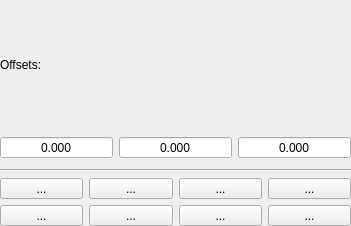
Denvi/Candle, file src/candleplugins/coordinatesystem/widget.ui: the form before one commit.
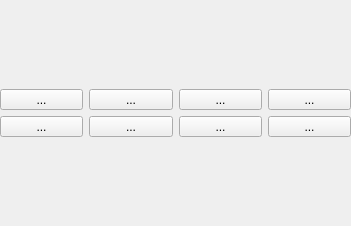
The form after the commit. Icons and pictures are not drawn. Custom widgets are drawn as their Qt base class.

Commit message: Removed offsets from 'Coordinate system' plugin

```diff
--- a/src/candleplugins/coordinatesystem/widget.ui
+++ b/src/candleplugins/coordinatesystem/widget.ui
@@ -26,155 +26,6 @@
    <property name="bottomMargin">
     <number>0</number>
    </property>
-   <item>
-    <layout class="QVBoxLayout" name="verticalLayout_4">
-     <property name="bottomMargin">
-      <number>4</number>
-     </property>
-     <item>
-      <layout class="QHBoxLayout" name="horizontalLayout_9">
-       <item>
-        <widget class="QLabel" name="lblOffsets">
-         <property name="text">
-          <string>Offsets:</string>
-         </property>
-        </widget>
-       </item>
-      </layout>
-     </item>
-     <item>
-      <layout class="QHBoxLayout" name="horizontalLayout">
-       <property name="spacing">
-        <number>6</number>
-       </property>
-       <item>
-        <widget class="QDoubleSpinBox" name="txtOffsetX">
-         <property name="sizePolicy">
-          <sizepolicy hsizetype="Expanding" vsizetype="Fixed">
-           <horstretch>0</horstretch>
-           <verstretch>0</verstretch>
-          </sizepolicy>
-         </property>
-         <property name="toolTip">
-          <string>X</string>
-         </property>
-         <property name="locale">
-          <locale language="C" country="AnyCountry"/>
-         </property>
-         <property name="alignment">
-          <set>Qt::AlignCenter</set>
-         </property>
-         <property name="readOnly">
-          <bool>true</bool>
-         </property>
-         <property name="buttonSymbols">
-          <enum>QAbstractSpinBox::NoButtons</enum>
-         </property>
-         <property name="decimals">
-          <number>3</number>
-         </property>
-         <property name="minimum">
-          <double>-9999.000000000000000</double>
-         </property>
-         <property name="maximum">
-          <double>9999.000000000000000</double>
-         </property>
-         <property name="value">
-          <double>0.000000000000000</double>
-         </property>
-        </widget>
-       </item>
-       <item>
-        <widget class="QDoubleSpinBox" name="txtOffsetY">
-         <property name="sizePolicy">
-          <sizepolicy hsizetype="Expanding" vsizetype="Fixed">
-           <horstretch>0</horstretch>
-           <verstretch>0</verstretch>
-          </sizepolicy>
-         </property>
-         <property name="toolTip">
-          <string>Y</string>
-         </property>
-         <property name="locale">
-          <locale language="C" country="AnyCountry"/>
-         </property>
-         <property name="alignment">
-          <set>Qt::AlignCenter</set>
-         </property>
-         <property name="readOnly">
-          <bool>true</bool>
-         </property>
-         <property name="buttonSymbols">
-          <enum>QAbstractSpinBox::NoButtons</enum>
-         </property>
-         <property name="decimals">
-          <number>3</number>
-         </property>
-         <property name="minimum">
-          <double>-9999.000000000000000</double>
-         </property>
-         <property name="maximum">
-          <double>9999.000000000000000</double>
-         </property>
-         <property name="value">
-          <double>0.000000000000000</double>
-         </property>
-        </widget>
-       </item>
-       <item>
-        <widget class="QDoubleSpinBox" name="txtOffsetZ">
-         <property name="sizePolicy">
-          <sizepolicy hsizetype="Expanding" vsizetype="Fixed">
-           <horstretch>0</horstretch>
-           <verstretch>0</verstretch>
-          </sizepolicy>
-         </property>
-         <property name="toolTip">
-          <string>Z</string>
-         </property>
-         <property name="locale">
-          <locale language="C" country="AnyCountry"/>
-         </property>
-         <property name="alignment">
-          <set>Qt::AlignCenter</set>
-         </property>
-         <property name="readOnly">
-          <bool>true</bool>
-         </property>
-         <property name="buttonSymbols">
-          <enum>QAbstractSpinBox::NoButtons</enum>
-         </property>
-         <property name="decimals">
-          <number>3</number>
-         </property>
-         <property name="minimum">
-          <double>-9999.000000000000000</double>
-         </property>
-         <property name="maximum">
-          <double>9999.000000000000000</double>
-         </property>
-         <property name="value">
-          <double>0.000000000000000</double>
-         </property>
-        </widget>
-       </item>
-      </layout>
-     </item>
-    </layout>
-   </item>
-   <item>
-    <widget class="Line" name="line">
-     <property name="sizePolicy">
-      <sizepolicy hsizetype="Expanding" vsizetype="Fixed">
-       <horstretch>0</horstretch>
-       <verstretch>0</verstretch>
-      </sizepolicy>
-     </property>
-     <property name="orientation">
-      <enum>Qt::Horizontal</enum>
-     </property>
-    </widget>
-   </item>
    <item>
     <layout class="QGridLayout" name="gridLayout_2">
      <item row="0" column="1">
```
Left out of the diff: 189 changed lines with no effect on the pictures. The commit also changes 1 other file.
